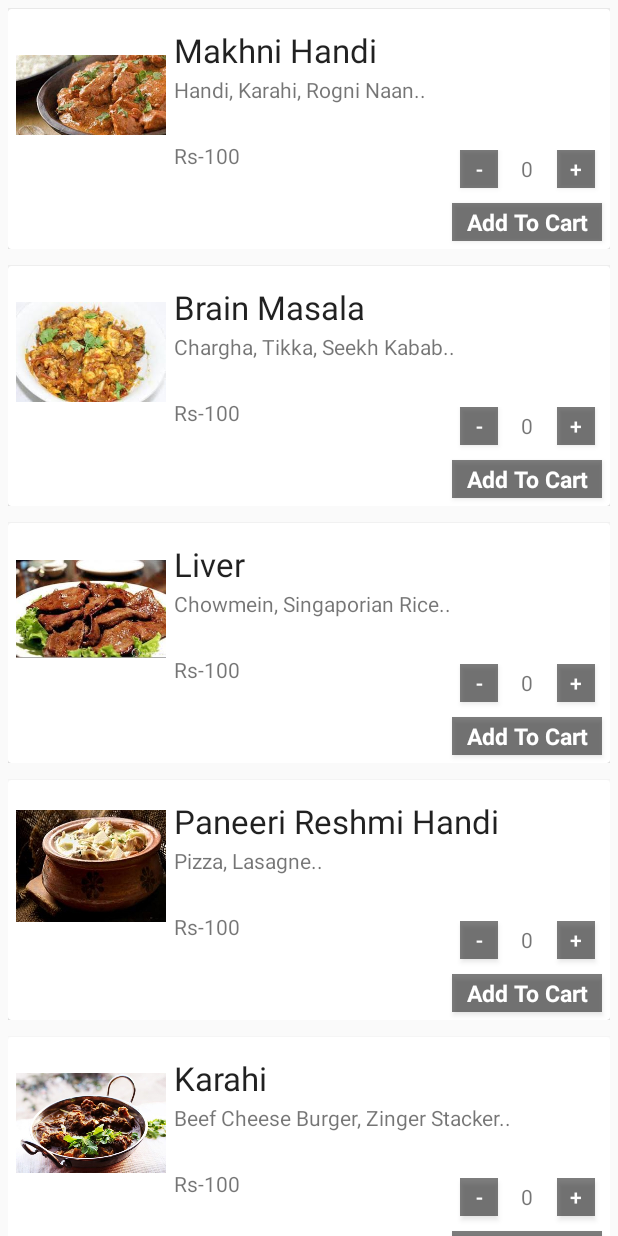
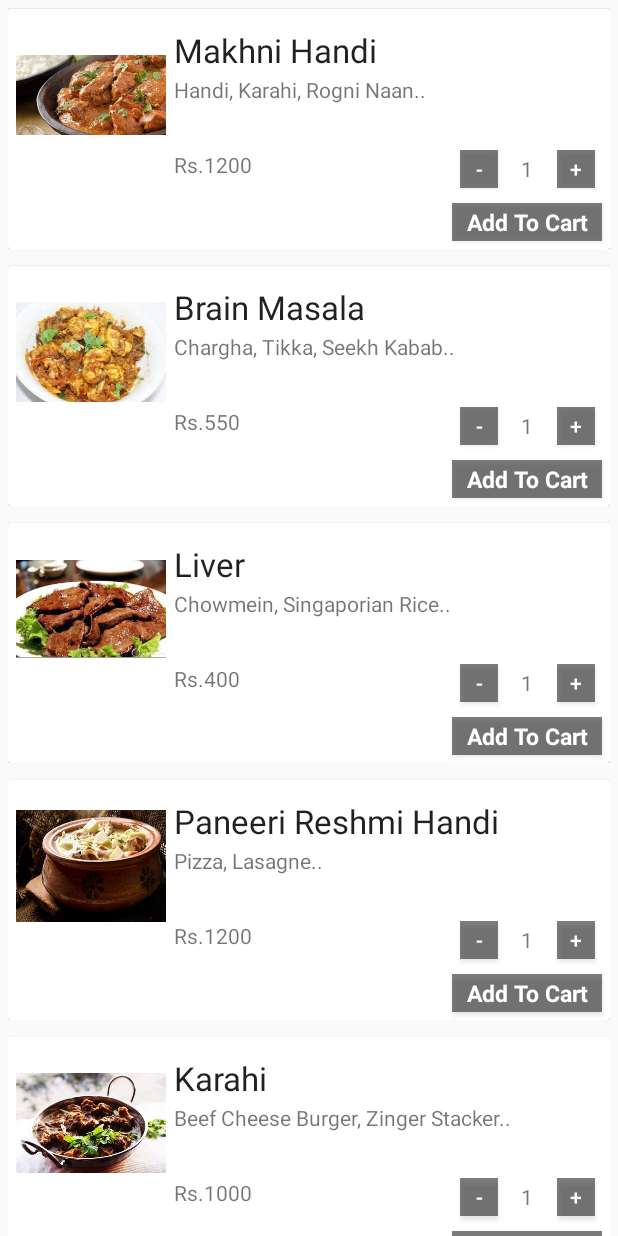
Before and after one commit to MuneebSaeed30/TableBookingApp, an Android app: the fragment ContinentalFragment shown on its own in the app's theme, after a tap on "Add To Cart", on a phone screen of 412 x 824 dp. Run offline under Robolectric (Android 15) with nearby library versions, the phone set to English and light mode, and no system bars; our stand-ins replace Picasso; pictures from the network do not load; 3 statements that could not run were skipped.

Commit message:
RecyclerView Listener Done

```diff
--- a/app/src/main/java/com/example/android/tablebookingapp/ContinentalFragment.java
+++ b/app/src/main/java/com/example/android/tablebookingapp/ContinentalFragment.java
@@ -43,22 +43,23 @@ public class ContinentalFragment extends Fragment {
                 R.drawable.mkarahi};
 
 
-        Menu c1= new Menu("Makhni Handi","Handi, Karahi, Rogni Naan..",covers[0]);
+        Menu c1= new Menu("Makhni Handi","Handi, Karahi, Rogni Naan..",covers[0], 1200);
         menu.add(c1);
 
-        Menu c2= new Menu("Brain Masala","Chargha, Tikka, Seekh Kabab..",covers[1]);
+        Menu c2= new Menu("Brain Masala","Chargha, Tikka, Seekh Kabab..",covers[1], 550);
         menu.add(c2);
 
-        Menu c3= new Menu("Liver","Chowmein, Singaporian Rice..",covers[2]);
+        Menu c3= new Menu("Liver","Chowmein, Singaporian Rice..",covers[2], 400);
         menu.add(c3);
 
-        Menu c4= new Menu("Paneeri Reshmi Handi","Pizza, Lasagne..",covers[3]);
+        Menu c4= new Menu("Paneeri Reshmi Handi","Pizza, Lasagne..",covers[3], 1200);
         menu.add(c4);
 
-        Menu c5= new Menu("Karahi","Beef Cheese Burger, Zinger Stacker..",covers[4]);
+        Menu c5= new Menu("Karahi","Beef Cheese Burger, Zinger Stacker..",covers[4], 1000);
         menu.add(c5);
 
         return v;
     }
 
+
 }
--- a/app/src/main/java/com/example/android/tablebookingapp/ItemsAdapter.java
+++ b/app/src/main/java/com/example/android/tablebookingapp/ItemsAdapter.java
@@ -2,6 +2,9 @@ package com.example.android.tablebookingapp;
 
 
 import android.content.Context;
+import android.os.Bundle;
+import android.support.v4.app.FragmentManager;
+import android.support.v7.app.AppCompatActivity;
 import android.support.v7.widget.RecyclerView;
 import android.view.LayoutInflater;
 import android.view.View;
@@ -9,7 +12,6 @@ import android.view.ViewGroup;
 import android.widget.Button;
 import android.widget.ImageView;
 import android.widget.TextView;
-import android.widget.Toast;
 
 import com.squareup.picasso.Picasso;
 
@@ -20,7 +22,8 @@ public class ItemsAdapter extends RecyclerView.Adapter <ItemsAdapter.ViewHolder>
 
     private List<Menu> menu;
     private Context context;
-    int minteger = 0;
+    int minteger = 1;
+    int i=1;
 
     public ItemsAdapter(List<Menu> menu, Context context) {
         this.menu = menu;
@@ -38,10 +41,11 @@ public class ItemsAdapter extends RecyclerView.Adapter <ItemsAdapter.ViewHolder>
     @Override
     public void onBindViewHolder(ViewHolder holder, int position) {
         Menu menus = menu.get(position);
+
         holder.catName.setText(menus.getName());
         holder.catDesc.setText(menus.getDiscription());
+        holder.catPrice.setText(String.valueOf(menus.getPrice()));
         holder.catQuantity.setText(String.valueOf(minteger));
-
         Picasso.with(context)
                 .load(menus.getImage())
                 .placeholder(R.drawable.logo)
@@ -60,7 +64,7 @@ public class ItemsAdapter extends RecyclerView.Adapter <ItemsAdapter.ViewHolder>
         public TextView catDesc;
         public ImageView catImage;
         public Button inc, dec, btnCart;
-        public TextView catQuantity;
+        public TextView catQuantity,catPrice;
 
         public ViewHolder(View itemView) {
             super(itemView);
@@ -69,6 +73,7 @@ public class ItemsAdapter extends RecyclerView.Adapter <ItemsAdapter.ViewHolder>
             catDesc = (TextView) itemView.findViewById(R.id.item_desc);
             catImage = (ImageView) itemView.findViewById(R.id.item_image);
             catQuantity = (TextView) itemView.findViewById(R.id.item_quantity);
+            catPrice = (TextView) itemView.findViewById(R.id.item_price);
             inc = (Button) itemView.findViewById(R.id.increase);
             dec = (Button) itemView.findViewById(R.id.decrease);
             btnCart = (Button) itemView.findViewById(R.id.btn_cart);
@@ -85,16 +90,27 @@ public class ItemsAdapter extends RecyclerView.Adapter <ItemsAdapter.ViewHolder>
         public void onClick(View view) {
 
             if (view.getId() == inc.getId()) {
-               int i= increaseInteger();
+
+                 i= increaseInteger();
                 catQuantity.setText(String.valueOf(i));
 
             } else if (view.getId() == dec.getId()) {
-                int i=decreaseInteger();
+                i=decreaseInteger();
                 catQuantity.setText(String.valueOf(i));
 
             }else if (view.getId() == btnCart.getId()) {
 
-                Toast.makeText(view.getContext() , "Added To Cart" , Toast.LENGTH_LONG).show();
+                AppCompatActivity activity = (AppCompatActivity) view.getRootView().getContext();
+                AddToBasket atb= new AddToBasket();
+                Bundle bundle1 = new Bundle();
+                bundle1.putString("item",menu.get(getAdapterPosition()).getName() );
+                bundle1.putInt("itemquantity", i);
+                bundle1.putInt("itemprice",menu.get(getAdapterPosition()).getPrice()*i);
+                atb.setArguments(bundle1);
+                FragmentManager manager= activity.getSupportFragmentManager();
+                manager.beginTransaction().replace(R.id.content_layout, atb, atb.getTag()).commit();
+
+                //Toast.makeText(view.getContext() , "Added To Cart" , Toast.LENGTH_LONG).show();
 
 
             }
--- a/app/src/main/java/com/example/android/tablebookingapp/Menu.java
+++ b/app/src/main/java/com/example/android/tablebookingapp/Menu.java
@@ -6,30 +6,71 @@ public class Menu {
     private String name;
     private String discription;
     private int image;
-
-
+    private int price;
+    private int quantity;
 
 
 
     public Menu() {
     }
 
-    public Menu(String name, String discription,int image) {
+    public Menu(String name, String discription, int image) {
         this.name = name;
         this.discription = discription;
         this.image = image;
+    }
+
+    public Menu(String name, String discription, int image, int price) {
+        this.name = name;
+        this.discription = discription;
+        this.image = image;
+        this.price = price;
+    }
+
+    public Menu(String name, int price, int quantity) {
+        this.name = name;
+        this.price = price;
+        this.quantity = quantity;
+    }
+
+    public void setName(String name) {
+        this.name = name;
+    }
+
+    public void setDiscription(String discription) {
+        this.discription = discription;
+    }
+
+    public void setImage(int image) {
+        this.image = image;
+    }
+
+    public void setPrice(int price) {
+        this.price = price;
+    }
+
+    public void setQuantity(int quantity) {
+        this.quantity = quantity;
+    }
+
+    public String getName() {
+
+        return name;
+    }
+
+    public String getDiscription() {
+        return discription;
     }
 
     public int getImage() {
         return image;
     }
 
-    public String getName() {
-        return name;
-    }
-    public String getDiscription() {
-        return discription;
+    public int  getPrice() {
+        return price;
     }
 
-
+    public int getQuantity() {
+        return quantity;
+    }
 }
--- a/app/src/main/res/layout/bbq_layout.xml
+++ b/app/src/main/res/layout/bbq_layout.xml
@@ -8,7 +8,7 @@
         android:layout_width="wrap_content"
         android:layout_height="wrap_content"
         android:textAppearance="?android:attr/textAppearanceLarge"
-        android:id="@+id/item"
+        android:id="@+id/itm"
         android:text="Large Text"
         android:layout_alignTop="@+id/item_image"
         android:layout_toRightOf="@+id/item_image"
@@ -22,8 +22,8 @@
         android:textAppearance="?android:attr/textAppearanceSmall"
         android:text="Small Text"
         android:id="@+id/item_desc"
-        android:layout_below="@+id/item"
-        android:layout_alignStart="@+id/item"
+        android:layout_below="@+id/itm"
+        android:layout_alignStart="@+id/itm"
         android:layout_marginTop="1dp"
         android:layout_marginLeft="1dp"
         android:layout_alignParentEnd="false"
--- a/app/src/main/res/layout/chinese_layout.xml
+++ b/app/src/main/res/layout/chinese_layout.xml
@@ -7,7 +7,7 @@
         android:layout_width="wrap_content"
         android:layout_height="wrap_content"
         android:textAppearance="?android:attr/textAppearanceLarge"
-        android:id="@+id/item"
+        android:id="@+id/itm"
         android:text="Large Text"
         android:layout_alignTop="@+id/item_image"
         android:layout_toRightOf="@+id/item_image"
@@ -21,8 +21,8 @@
         android:textAppearance="?android:attr/textAppearanceSmall"
         android:text="Small Text"
         android:id="@+id/item_desc"
-        android:layout_below="@+id/item"
-        android:layout_alignStart="@+id/item"
+        android:layout_below="@+id/itm"
+        android:layout_alignStart="@+id/itm"
         android:layout_marginTop="1dp"
         android:layout_marginLeft="1dp"
         android:layout_alignParentEnd="false"
--- a/app/src/main/res/layout/continental_layout.xml
+++ b/app/src/main/res/layout/continental_layout.xml
@@ -8,7 +8,7 @@
         android:layout_width="wrap_content"
         android:layout_height="wrap_content"
         android:textAppearance="?android:attr/textAppearanceLarge"
-        android:id="@+id/item"
+        android:id="@+id/itm"
         android:text="Large Text"
         android:layout_alignTop="@+id/item_image"
         android:layout_toRightOf="@+id/item_image"
@@ -22,8 +22,8 @@
         android:textAppearance="?android:attr/textAppearanceSmall"
         android:text="Small Text"
         android:id="@+id/item_desc"
-        android:layout_below="@+id/item"
-        android:layout_alignStart="@+id/item"
+        android:layout_below="@+id/itm"
+        android:layout_alignStart="@+id/itm"
         android:layout_marginTop="1dp"
         android:layout_marginLeft="1dp"
         android:layout_alignParentEnd="false"
--- a/app/src/main/res/layout/fastfood_layout.xml
+++ b/app/src/main/res/layout/fastfood_layout.xml
@@ -8,7 +8,7 @@
         android:layout_width="wrap_content"
         android:layout_height="wrap_content"
         android:textAppearance="?android:attr/textAppearanceLarge"
-        android:id="@+id/item"
+        android:id="@+id/itm"
         android:text="Large Text"
         android:layout_alignTop="@+id/item_image"
         android:layout_toRightOf="@+id/item_image"
@@ -22,8 +22,8 @@
         android:textAppearance="?android:attr/textAppearanceSmall"
         android:text="Small Text"
         android:id="@+id/item_desc"
-        android:layout_below="@+id/item"
-        android:layout_alignStart="@+id/item"
+        android:layout_below="@+id/itm"
+        android:layout_alignStart="@+id/itm"
         android:layout_marginTop="1dp"
         android:layout_marginLeft="1dp"
         android:layout_alignParentEnd="false"
--- a/app/src/main/res/layout/italian_layout.xml
+++ b/app/src/main/res/layout/italian_layout.xml
@@ -8,7 +8,7 @@
         android:layout_width="wrap_content"
         android:layout_height="wrap_content"
         android:textAppearance="?android:attr/textAppearanceLarge"
-        android:id="@+id/item"
+        android:id="@+id/itm"
         android:text="Large Text"
         android:layout_alignTop="@+id/item_image"
         android:layout_toRightOf="@+id/item_image"
@@ -22,8 +22,8 @@
         android:textAppearance="?android:attr/textAppearanceSmall"
         android:text="Small Text"
         android:id="@+id/item_desc"
-        android:layout_below="@+id/item"
-        android:layout_alignStart="@+id/item"
+        android:layout_below="@+id/itm"
+        android:layout_alignStart="@+id/itm"
         android:layout_marginTop="1dp"
         android:layout_marginLeft="1dp"
         android:layout_alignParentEnd="false"
--- a/app/src/main/res/layout/items_layout.xml
+++ b/app/src/main/res/layout/items_layout.xml
@@ -74,18 +74,8 @@
                 android:layout_width="wrap_content"
                 android:layout_height="wrap_content"
                 android:textAppearance="?android:attr/textAppearanceSmall"
-                android:text="Rs-"
-                android:id="@+id/textView2"
-                android:layout_alignBottom="@+id/item_image"
-                android:layout_alignLeft="@+id/item_desc"
-                android:layout_alignStart="@+id/item_desc" />
-
-            <TextView
-                android:layout_width="wrap_content"
-                android:layout_height="wrap_content"
-                android:textAppearance="?android:attr/textAppearanceSmall"
                 android:text="100"
-                android:id="@+id/price"
+                android:id="@+id/item_price"
                 android:layout_alignTop="@+id/textView2"
                 android:layout_toRightOf="@+id/textView2"
                 android:layout_toEndOf="@+id/textView2" />
@@ -140,6 +130,16 @@
 
             </LinearLayout>
 
+            <TextView
+                android:layout_width="wrap_content"
+                android:layout_height="wrap_content"
+                android:textAppearance="?android:attr/textAppearanceSmall"
+                android:text="Rs."
+                android:id="@+id/textView2"
+                android:layout_alignTop="@+id/linearLayout2"
+                android:layout_alignLeft="@+id/item_desc"
+                android:layout_alignStart="@+id/item_desc" />
+
 
         </RelativeLayout>
 
```
Also changed, not shown: app/src/main/java/com/example/android/tablebookingapp/AddToBasket.java (+17 -15 lines), app/src/main/java/com/example/android/tablebookingapp/BasketAdapter.java (added, +69 -0 lines), app/src/main/java/com/example/android/tablebookingapp/BbqFragment.java (+10 -5 lines), app/src/main/java/com/example/android/tablebookingapp/ChineseFragment.java (+5 -5 lines), app/src/main/java/com/example/android/tablebookingapp/FastfoodFragment.java (+5 -5 lines), app/src/main/java/com/example/android/tablebookingapp/Homepage.java (+4 -5 lines), app/src/main/java/com/example/android/tablebookingapp/ItalianFragment.java (+5 -5 lines), app/src/main/res/layout/fragment_add_to_basket.xml (+11 -18 lines), app/src/main/res/layout/layout_add_to_basket.xml (added, +91 -0 lines).
